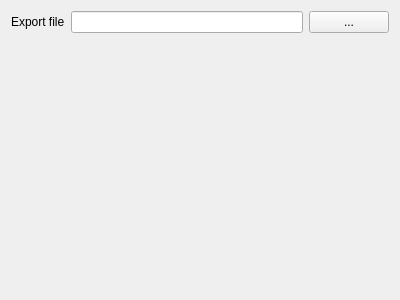
First picture: the form in quickevent/app/plugins/qml/Event/src/services/emmaclientwidget.ui, repository Quick-Event/quickbox, before the edit.
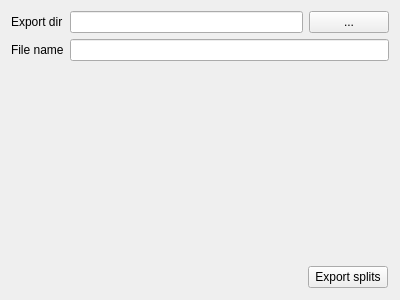
Second picture: the form after the edit.

Commit message: QE: EmmaClient splitcodes and splitnames export

Diff of the .ui file:
```diff
--- a/quickevent/app/plugins/qml/Event/src/services/emmaclientwidget.ui
+++ b/quickevent/app/plugins/qml/Event/src/services/emmaclientwidget.ui
@@ -13,18 +13,20 @@
   <property name="windowTitle">
    <string>Form</string>
   </property>
+  <layout class="QVBoxLayout" name="verticalLayout">
+   <item>
   <layout class="QFormLayout" name="formLayout">
    <item row="0" column="0">
     <widget class="QLabel" name="label">
      <property name="text">
-      <string>Export file</string>
+        <string>Export dir</string>
      </property>
     </widget>
    </item>
    <item row="0" column="1">
     <layout class="QHBoxLayout" name="horizontalLayout">
      <item>
-      <widget class="QLineEdit" name="edFileName"/>
+        <widget class="QLineEdit" name="edExportDir"/>
      </item>
      <item>
       <widget class="QPushButton" name="btChooseFile">
@@ -34,6 +36,78 @@
       </widget>
      </item>
     </layout>
+     </item>
+     <item row="1" column="0">
+      <widget class="QLabel" name="label_2">
+       <property name="text">
+        <string>File name</string>
+       </property>
+      </widget>
+     </item>
+     <item row="1" column="1">
+      <widget class="QLineEdit" name="edFileName"/>
+     </item>
+    </layout>
+   </item>
+   <item>
+    <spacer name="verticalSpacer">
+     <property name="orientation">
+      <enum>Qt::Vertical</enum>
+     </property>
+     <property name="sizeHint" stdset="0">
+      <size>
+       <width>20</width>
+       <height>40</height>
+      </size>
+     </property>
+    </spacer>
+   </item>
+   <item>
+    <widget class="QFrame" name="frame">
+     <property name="frameShape">
+      <enum>QFrame::NoFrame</enum>
+     </property>
+     <property name="frameShadow">
+      <enum>QFrame::Raised</enum>
+     </property>
+     <layout class="QHBoxLayout" name="horizontalLayout_2">
+      <property name="spacing">
+       <number>5</number>
+      </property>
+      <property name="leftMargin">
+       <number>1</number>
+      </property>
+      <property name="topMargin">
+       <number>1</number>
+      </property>
+      <property name="rightMargin">
+       <number>1</number>
+      </property>
+      <property name="bottomMargin">
+       <number>1</number>
+      </property>
+      <item>
+       <spacer name="horizontalSpacer">
+        <property name="orientation">
+         <enum>Qt::Horizontal</enum>
+        </property>
+        <property name="sizeHint" stdset="0">
+         <size>
+          <width>40</width>
+          <height>20</height>
+         </size>
+        </property>
+       </spacer>
+      </item>
+      <item>
+       <widget class="QPushButton" name="btExportSplits">
+        <property name="text">
+         <string>Export splits</string>
+        </property>
+       </widget>
+      </item>
+     </layout>
+    </widget>
    </item>
   </layout>
  </widget>
```
Left out of the diff: 2 changed lines with no effect on the pictures. Lines whose indentation alone changed are shown as unchanged. The commit also changes 13 other files.
